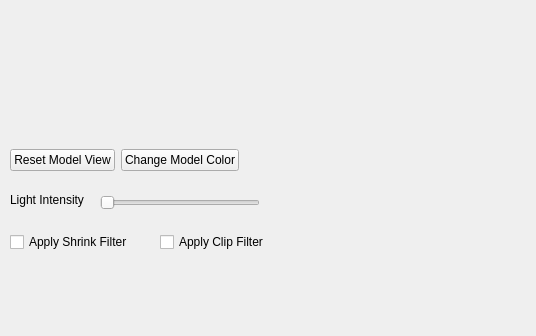
Before: the Qt Designer form worksheet6/Exercise3/mainwindow.ui in woranank/2020_20310814, drawn with Qt 5; both pictures show x 0 to 536 and y 356 to 692 of the 628 by 692 pixel window.
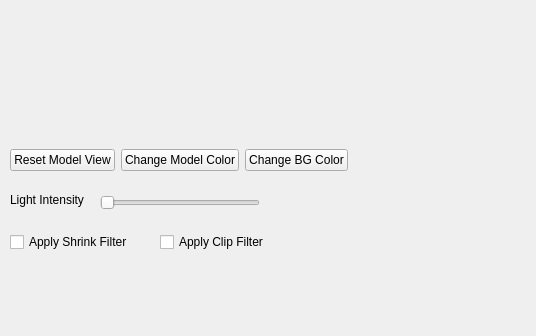
After: the same form once the commit is applied. Icons and pictures are not drawn. Custom widgets are drawn as their Qt base class.

Commit message: ws6 ex3 updated

The edit to the form file:
```diff
--- a/worksheet6/Exercise3/mainwindow.ui
+++ b/worksheet6/Exercise3/mainwindow.ui
@@ -50,6 +50,13 @@
          </property>
         </widget>
        </item>
+       <item>
+        <widget class="QPushButton" name="bgColor">
+         <property name="text">
+          <string>Change BG Color</string>
+         </property>
+        </widget>
+       </item>
        <item>
         <spacer name="horizontalSpacer">
          <property name="orientation">
```
Left out of the diff: 2 changed lines with no effect on the pictures. The commit also changes 2 other files.
